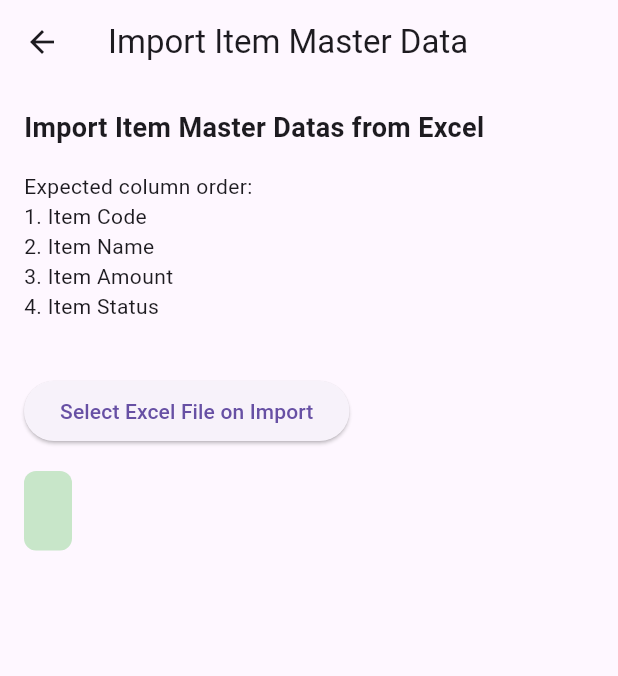
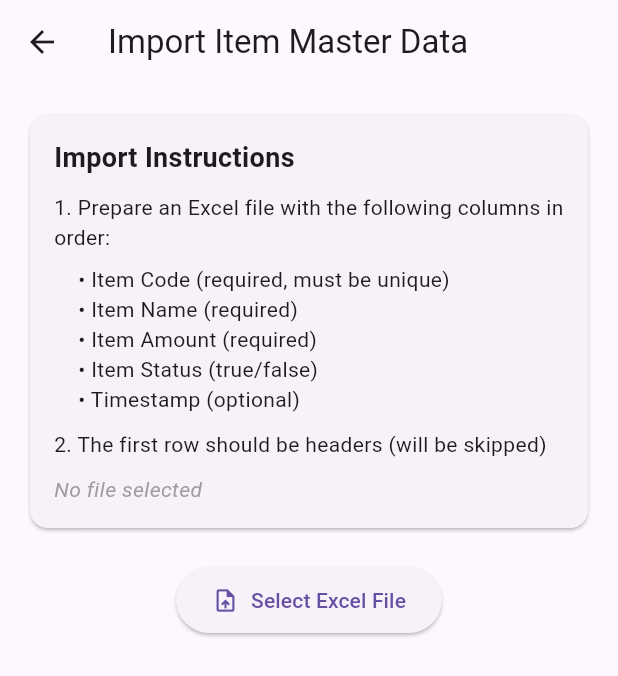
Before and after one commit to alibabakutty/hotel_order_system_561, a Flutter app: the ImportItem screen opened directly, on a phone screen of 412 x 824 dp. Shown: the top 676 px of the screen. Run offline on Flutter 3.47's test engine with Material 3 defaults, Android fonts, the light colour scheme and no system bars; our stand-ins replace cloud_firestore, decimal, file_picker, firebase_auth, firebase_core, go_router; missing offline and left inert: spreadsheet_decoder; accounts and stored records are empty; network calls fail.

Commit message:
now import item via excel done well

```diff
--- a/lib/main.dart
+++ b/lib/main.dart
@@ -6,6 +6,7 @@ import 'package:food_order_system/pages/admin_login.dart';
 import 'package:food_order_system/pages/cda_page.dart';
 import 'package:food_order_system/pages/admin_dashboard.dart';
 import 'package:food_order_system/pages/display_fetch_page.dart';
+import 'package:food_order_system/pages/import_item.dart';
 import 'package:food_order_system/pages/masters/item_master.dart';
 import 'package:food_order_system/pages/order_list.dart';
 import 'package:food_order_system/pages/orders/order-master/order_master.dart';
@@ -112,6 +113,10 @@ final _router = GoRouter(
           },
         ),
         GoRoute(
+          path: '/import_item',
+          builder: (context, state) => const ImportItem(),
+        ),
+        GoRoute(
           path: '/order_list',
           builder: (context, state) => const OrderList(),
         ),
--- a/lib/pages/import_item.dart
+++ b/lib/pages/import_item.dart
@@ -20,22 +20,25 @@ class _ImportItemState extends State<ImportItem> {
   bool _hasError = false;
   int _successCount = 0;
   int _errorCount = 0;
-  final _firestore = FirebaseFirestore.instance;
+  final FirebaseFirestore _firestore = FirebaseFirestore.instance;
+  String? _fileName;
 
   Future<void> _importData() async {
     setState(() {
       _isLoading = true;
-      _statusMessage = 'Selecting Excel file.....';
+      _statusMessage = 'Selecting Excel file...';
       _hasError = false;
       _successCount = 0;
       _errorCount = 0;
+      _fileName = null;
     });
 
     try {
       final result = await FilePicker.platform.pickFiles(
         type: FileType.custom,
-        allowedExtensions: ['xlsx'],
+        allowedExtensions: ['xlsx', 'xls'],
         allowMultiple: false,
+        withData: true,
       );
 
       if (result == null || result.files.isEmpty) {
@@ -46,29 +49,41 @@ class _ImportItemState extends State<ImportItem> {
         return;
       }
 
-      Uint8List bytes;
       final file = result.files.single;
+      setState(() => _fileName = file.name);
 
-      if (file.bytes != null) {
-        bytes = file.bytes!;
-      } else if (file.path != null) {
-        bytes = await File(file.path!).readAsBytes();
-      } else {
+      if (file.bytes == null || file.bytes!.isEmpty) {
         setState(() {
           _isLoading = false;
-          _statusMessage = 'Failed to read file content';
+          _statusMessage = 'File is empty or cannot be read';
           _hasError = true;
         });
         return;
       }
 
-      final decoder = SpreadsheetDecoder.decodeBytes(bytes, update: false);
+      await _processExcelFile(file.bytes!);
+    } catch (e) {
+      debugPrint('Import error: $e');
+      setState(() {
+        _isLoading = false;
+        _statusMessage = 'Import failed: ${e.toString()}';
+        _hasError = true;
+      });
+    }
+  }
+
+  Future<void> _processExcelFile(Uint8List bytes) async {
+    setState(() => _statusMessage = 'Processing Excel file...');
+
+    try {
+      final decoder = SpreadsheetDecoder.decodeBytes(bytes, update: true);
       final table = decoder.tables.values.first;
 
-      if (table.rows.isEmpty) {
+      if (table.rows.length <= 1) {
+        // 1 because header row is included
         setState(() {
           _isLoading = false;
-          _statusMessage = 'No data found in Excel sheet';
+          _statusMessage = 'No data found in Excel sheet (only header row)';
           _hasError = true;
         });
         return;
@@ -77,6 +92,7 @@ class _ImportItemState extends State<ImportItem> {
       final batch = _firestore.batch();
       final collectionRef = _firestore.collection('item_master_data');
 
+      // Process each row (skip header row)
       for (int i = 1; i < table.rows.length; i++) {
         try {
           final row = table.rows[i];
@@ -93,34 +109,26 @@ class _ImportItemState extends State<ImportItem> {
 
           final itemName = _parseString(row[1]);
           final itemAmount = Decimal.parse(_parseDouble(row[2]).toString());
-          final itemStatus = _parseBool(row[3]);
-          Timestamp timestamp;
+          final itemStatus = _parseBool(row[3]) ?? false;
 
-          if (row.length > 4 && row[4] != null) {
-            try {
-              final dateStr = row[4].toString();
-              timestamp = Timestamp.fromDate(
-                DateFormat('dd/MM/yyyy').parse(dateStr),
-              );
-            } catch (_) {
-              timestamp = Timestamp.now();
-            }
-          } else {
-            timestamp = Timestamp.now();
-          }
+          final timestamp = row.length > 4 && row[4] != null
+              ? _parseTimestamp(row[4].toString())
+              : Timestamp.now();
 
           final item = ItemMasterData(
             itemCode: itemCode,
             itemName: itemName,
             itemAmount: itemAmount.toDouble(),
-            itemStatus: itemStatus ?? false,
+            itemStatus: itemStatus,
             timestamp: timestamp,
           );
 
-          batch.set(collectionRef.doc(), item.toFirestore());
+          // Use itemCode as document ID to prevent duplicates
+          batch.set(collectionRef.doc(itemCode.toString()), item.toFirestore());
           _successCount++;
 
-          if (i % 10 == 0) {
+          // Update UI periodically
+          if (i % 10 == 0 || i == table.rows.length - 1) {
             setState(() {
               _statusMessage = 'Processing row $i/${table.rows.length - 1}...';
             });
@@ -132,34 +140,53 @@ class _ImportItemState extends State<ImportItem> {
         }
       }
 
-      setState(() {
-        _statusMessage = 'Uploading item data to Firestore....';
-      });
-
+      setState(() => _statusMessage = 'Uploading data to Firestore...');
       await batch.commit();
 
       setState(() {
         _isLoading = false;
         _statusMessage =
-            'Import completed!\n'
-            'Success: $_successCount\n'
-            'Errors: $_errorCount';
+            '''
+Import completed!
+Successful: $_successCount
+Failed: $_errorCount
+Total: ${table.rows.length - 1}''';
         _hasError = _errorCount > 0;
       });
     } catch (e) {
-      debugPrint('Import error: $e');
+      debugPrint('Excel processing error: $e');
       setState(() {
         _isLoading = false;
-        _statusMessage = 'Import failed: ${e.toString()}';
+        _statusMessage = 'Error processing Excel file: ${e.toString()}';
         _hasError = true;
       });
     }
   }
 
-  String _parseString(dynamic value) {
-    if (value == null) return '';
-    return value.toString().trim();
+  Timestamp _parseTimestamp(String dateString) {
+    try {
+      // Try common date formats
+      final formats = [
+        DateFormat('dd/MM/yyyy'),
+        DateFormat('MM/dd/yyyy'),
+        DateFormat('yyyy-MM-dd'),
+        DateFormat('dd-MM-yyyy'),
+      ];
+
+      for (final format in formats) {
+        try {
+          return Timestamp.fromDate(format.parse(dateString));
+        } catch (_) {}
       }
+
+      // If none of the formats work, use current time
+      return Timestamp.now();
+    } catch (_) {
+      return Timestamp.now();
+    }
+  }
+
+  String _parseString(dynamic value) => value?.toString().trim() ?? '';
 
   int? _parseInt(dynamic value) {
     if (value == null) return null;
@@ -179,62 +206,121 @@ class _ImportItemState extends State<ImportItem> {
     if (value == null) return null;
     if (value is bool) return value;
     final strValue = value.toString().trim().toLowerCase();
-
-    if (strValue == 'true' ||
+    return strValue == 'true' ||
         strValue == '1' ||
         strValue == 'yes' ||
-        strValue == 'y') {
-      return true;
-    }
-
-    if (strValue == 'false' ||
-        strValue == '0' ||
-        strValue == 'no' ||
-        strValue == 'n') {
-      return false;
-    }
-    return null; // Return null if parsing fails
+        strValue == 'y';
   }
 
   @override
   Widget build(BuildContext context) {
     return Scaffold(
-      appBar: AppBar(title: const Text('Import Item Master Data')),
+      appBar: AppBar(
+        title: const Text('Import Item Master Data'),
+        actions: [
+          if (_isLoading)
+            const Padding(
+              padding: EdgeInsets.all(8.0),
+              child: CircularProgressIndicator(),
+            ),
+        ],
+      ),
       body: Padding(
         padding: const EdgeInsets.all(16.0),
         child: Column(
           crossAxisAlignment: CrossAxisAlignment.start,
           children: [
+            Card(
+              child: Padding(
+                padding: const EdgeInsets.all(16.0),
+                child: Column(
+                  crossAxisAlignment: CrossAxisAlignment.start,
+                  children: [
                     const Text(
-              'Import Item Master Datas from Excel',
-              style: TextStyle(fontSize: 18, fontWeight: FontWeight.bold),
+                      'Import Instructions',
+                      style: TextStyle(
+                        fontSize: 18,
+                        fontWeight: FontWeight.bold,
                       ),
-            const SizedBox(height: 16),
+                    ),
+                    const SizedBox(height: 10),
                     const Text(
-              'Expected column order: \n'
-              '1. Item Code\n'
-              '2. Item Name\n'
-              '3. Item Amount\n'
-              '4. Item Status\n',
+                      '1. Prepare an Excel file with the following columns in order:',
                     ),
-            const SizedBox(height: 16),
-            ElevatedButton(
+                    const SizedBox(height: 8),
+                    const Padding(
+                      padding: EdgeInsets.only(left: 16.0),
+                      child: Column(
+                        crossAxisAlignment: CrossAxisAlignment.start,
+                        children: [
+                          Text('• Item Code (required, must be unique)'),
+                          Text('• Item Name (required)'),
+                          Text('• Item Amount (required)'),
+                          Text('• Item Status (true/false)'),
+                          Text('• Timestamp (optional)'),
+                        ],
+                      ),
+                    ),
+                    const SizedBox(height: 10),
+                    const Text(
+                      '2. The first row should be headers (will be skipped)',
+                    ),
+                    const SizedBox(height: 10),
+                    Text(
+                      _fileName != null
+                          ? 'Selected file: $_fileName'
+                          : 'No file selected',
+                      style: TextStyle(
+                        fontStyle: FontStyle.italic,
+                        color: _fileName != null ? Colors.blue : Colors.grey,
+                      ),
+                    ),
+                  ],
+                ),
+              ),
+            ),
+            const SizedBox(height: 20),
+            Center(
+              child: ElevatedButton.icon(
+                icon: const Icon(Icons.upload_file),
+                label: const Text('Select Excel File'),
                 onPressed: _isLoading ? null : _importData,
-              child: _isLoading
-                  ? const CircularProgressIndicator()
-                  : const Text('Select Excel File on Import'),
+                style: ElevatedButton.styleFrom(
+                  padding: const EdgeInsets.symmetric(
+                    horizontal: 24,
+                    vertical: 12,
                   ),
-            const SizedBox(height: 16),
-            Container(
-              padding: const EdgeInsets.all(16),
-              decoration: BoxDecoration(
-                color: _hasError ? Colors.red[100] : Colors.green[100],
-                borderRadius: BorderRadius.circular(8),
                 ),
-              child: Text(
+              ),
+            ),
+            const SizedBox(height: 20),
+            if (_statusMessage.isNotEmpty)
+              Card(
+                color: _hasError ? Colors.red[50] : Colors.green[50],
+                child: Padding(
+                  padding: const EdgeInsets.all(16.0),
+                  child: Column(
+                    children: [
+                      Text(
+                        _hasError ? 'Import Status (Errors)' : 'Import Status',
+                        style: TextStyle(
+                          fontWeight: FontWeight.bold,
+                          color: _hasError
+                              ? Colors.red[800]
+                              : Colors.green[800],
+                        ),
+                      ),
+                      const SizedBox(height: 8),
+                      Text(
                         _statusMessage,
                         style: TextStyle(
-                  color: _hasError ? Colors.red[800] : Colors.green[800],
+                          color: _hasError
+                              ? Colors.red[800]
+                              : Colors.green[800],
+                        ),
+                        textAlign: TextAlign.center,
+                      ),
+                    ],
                   ),
                 ),
               ),
@@ -260,7 +346,6 @@ class ItemMasterData {
     required this.timestamp,
   });
 
-  // convert a itemmasterdata object into a map object for firebase
   Map<String, dynamic> toFirestore() {
     return {
       'item_code': itemCode,
```
Also changed, not shown: lib/pages/admin_dashboard.dart (+12 -3 lines). Lines whose indentation alone changed are shown as unchanged.
